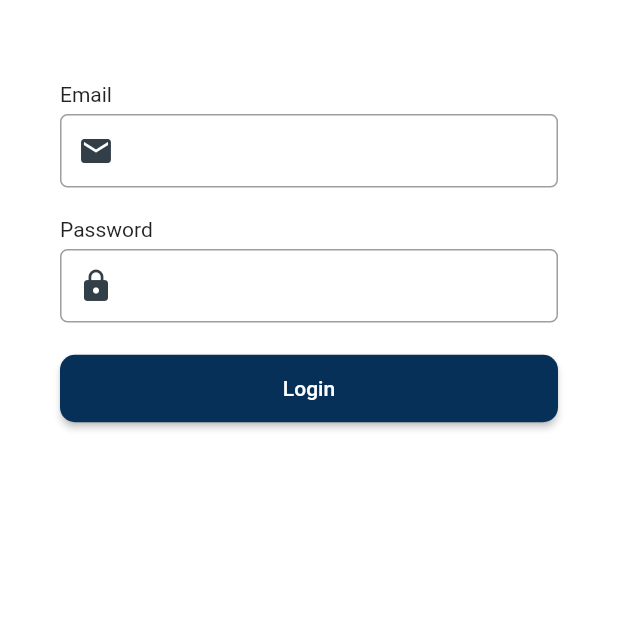
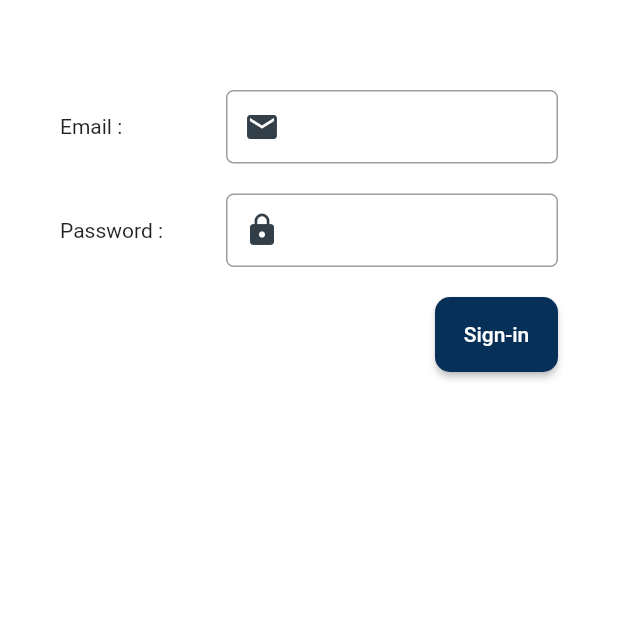
Before and after one commit to sudarasachindana/vdev-20211120, a Flutter app: the screen it shows after launch, on a phone screen of 412 x 824 dp, the top half of it. Run offline on Flutter 3.47's test engine with Material 2 defaults, Android fonts, the phone set to English and light mode, and no system bars; our stand-ins replace another_flushbar, flutter_riverpod, shared_preferences; missing offline and left inert: shared_preferences_web; accounts and stored records are empty.

Commit message:
task completed

```diff
--- a/lib/main.dart
+++ b/lib/main.dart
@@ -22,23 +22,17 @@ class AuthChecker extends ConsumerWidget {
         debugShowCheckedModeBanner: false,
         home: _authState.when(
             data: (data) {
-            print('data ob main');
-            print(data);
-            print(data.name);
-            /* if (data.name != null && data.name != '') return HomePage();
-            return LoginPage();*/
-
+              //check logged user all-ready exist
+              //and route to dashboard or login screen
               if (data.name != null && data.name != '') return DashBoard();
               return Login();
             },
             loading: () => LoadingScreen(),
             error: (e, trace) => ErrorScreen(e, trace)),
-
         routes: {
           '/dashboard': (context) => DashBoard(),
           '/login': (context) => Login(),
           '/loading': (context) => LoadingScreen(),
-        }
-    );
+        });
   }
 }
--- a/lib/provider/category_provider.dart
+++ b/lib/provider/category_provider.dart
@@ -1,9 +1,9 @@
 import 'package:flutter_riverpod/flutter_riverpod.dart';
-import 'package:vdev_riverpod_project/models/data.dart';
+import 'package:vdev_riverpod_project/models/category.dart';
 import 'package:vdev_riverpod_project/service/dataService.dart';
 
 final apiService = Provider((ref) => DataService());
 
-final categoryServiceProvider = FutureProvider<List<JokesApi>>((ref) {
-  return ref.read(apiService).getListJokesApi();
+final categoryServiceProvider = FutureProvider<List<Category>>((ref) {
+  return ref.read(apiService).getListCategoryApi();
 });
--- a/lib/provider/logged_user_provider.dart
+++ b/lib/provider/logged_user_provider.dart
@@ -15,14 +15,10 @@ class LoggedUserProvider extends ChangeNotifier {
 
   void setCurrentUserData() async{
     await UserPreferences().getUser().then((value){
-      print("User notifier service run");
-      print(value);
       _currentUser = value;
     });
 
     await UserPreferences().getLoggedTimeStamp().then((value){
-      print("User notifier service run");
-      print(value);
       _loggedTime = value;
     });
 
--- a/lib/screens/login.dart
+++ b/lib/screens/login.dart
@@ -16,7 +16,6 @@ class _LoginState extends State<Login> {
   String _username, _password;
 
   void _doLoginProcess(BuildContext context) {
-
     context.read(userLogProvider).login(_username, _password).then((value) {
       if (value['status']) {
         Navigator.pushReplacementNamed(context, '/dashboard');
@@ -36,7 +35,7 @@ class _LoginState extends State<Login> {
       autofocus: false,
       validator: validateEmail,
       onSaved: (value) => _username = value,
-      decoration: buildInputDecoration("Confirm password", Icons.email),
+      decoration: buildInputDecoration(Icons.email),
     );
 
     final passwordField = TextFormField(
@@ -44,7 +43,7 @@ class _LoginState extends State<Login> {
       obscureText: true,
       validator: (value) => value.isEmpty ? "Please enter password" : null,
       onSaved: (value) => _password = value,
-      decoration: buildInputDecoration("Confirm password", Icons.lock),
+      decoration: buildInputDecoration(Icons.lock),
     );
 
     var loading = Row(
@@ -55,18 +54,17 @@ class _LoginState extends State<Login> {
       ],
     );
 
+    // login button action
     doLogin() {
       final form = formKey.currentState;
 
       if (form.validate()) {
         form.save();
-
         _doLoginProcess(context);
       } else {
         print("form is invalid");
       }
     }
-
 
     return SafeArea(
       child: Scaffold(
@@ -78,23 +76,33 @@ class _LoginState extends State<Login> {
             child: Column(
               crossAxisAlignment: CrossAxisAlignment.start,
               children: [
-                SizedBox(height: 15.0),
-                label("Email"),
-                SizedBox(height: 5.0),
-                usernameField,
                 SizedBox(height: 20.0),
-                label("Password"),
-                SizedBox(height: 5.0),
-                passwordField,
+                Row(
+                  children: [
+                    // email label
+                    Expanded(flex: 1, child: Text('Email :')),
+                    // email textField
+                    Expanded(flex: 2, child: usernameField),
+                  ],
+                ),
                 SizedBox(height: 20.0),
+                Row(
+                  children: [
+                    // password label
+                    Expanded(flex: 1, child: Text('Password :')),
+                    // password field
+                    Expanded(flex: 2, child: passwordField),
+                  ],
+                ),
+                SizedBox(height: 20.0),
+
+                //login button
                 Consumer(
                   builder: (context, watch, child) {
                     final loginProvider = watch(userLogProvider);
-                    print('loginProvider----Status');
-                    print(loginProvider.loggedInStatus);
                     return loginProvider.loggedInStatus == Status.Authenticating
                         ? loading
-                        : longButtons("Login", doLogin);
+                        : longButtons("Sign-in", doLogin);
                   },
                 ),
               ],
--- a/lib/service/userService.dart
+++ b/lib/service/userService.dart
@@ -6,9 +6,6 @@ class UserService {
 
   Future<User> getCurrentUser() async {
     await UserPreferences().getUser().then((value){
-
-      print("User service user");
-      print(value);
       currentUser = value;
     });
     return currentUser;
--- a/lib/widgets/widgets.dart
+++ b/lib/widgets/widgets.dart
@@ -1,8 +1,12 @@
 import 'package:flutter/material.dart';
 
-MaterialButton longButtons(String title, Function fun,
+Container longButtons(String title, Function fun,
     {Color color: const Color(0xfff063057), Color textColor: Colors.white}) {
-  return MaterialButton(
+  return Container(
+    padding: EdgeInsets.only(left: 250),
+    child: Align(
+      alignment: Alignment.bottomRight,
+      child: MaterialButton(
         onPressed: fun,
         textColor: textColor,
         color: color,
@@ -13,16 +17,17 @@ MaterialButton longButtons(String title, Function fun,
             textAlign: TextAlign.center,
           ),
         ),
-    height: 45,
-    minWidth: 600,
+        height: 50,
         shape: RoundedRectangleBorder(
             borderRadius: BorderRadius.all(Radius.circular(10))),
+      ),
+    ),
   );
 }
 
 label(String title) => Text(title);
 
-InputDecoration buildInputDecoration(String hintText, IconData icon) {
+InputDecoration buildInputDecoration( IconData icon) {
   return InputDecoration(
     prefixIcon: Icon(icon, color: Color.fromRGBO(50, 62, 72, 1.0)),
     // hintText: hintText,
```
Also changed, not shown: lib/models/category.dart (added, +39 -0 lines), lib/models/data.dart (deleted, +0 -59 lines), lib/provider/string_provider.dart (deleted, +0 -21 lines), lib/screens/dashboard.dart (+3 -59 lines), lib/service/dataService.dart (+4 -6 lines), lib/util/shared_preference.dart (+1 -11 lines), 22 other files. Lines whose indentation alone changed are shown as unchanged.
